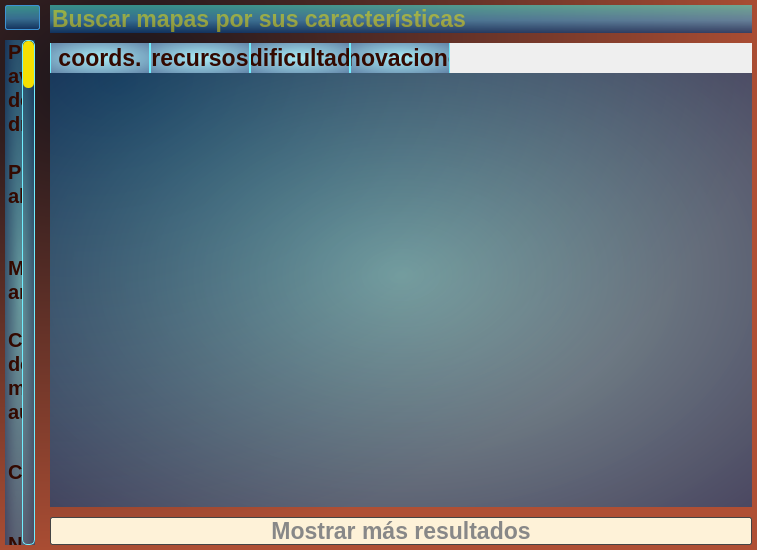
Bruno-Heit/Surviving-Mars-map-seeker, file ui/ui_mainwindow.ui: the form before one commit.
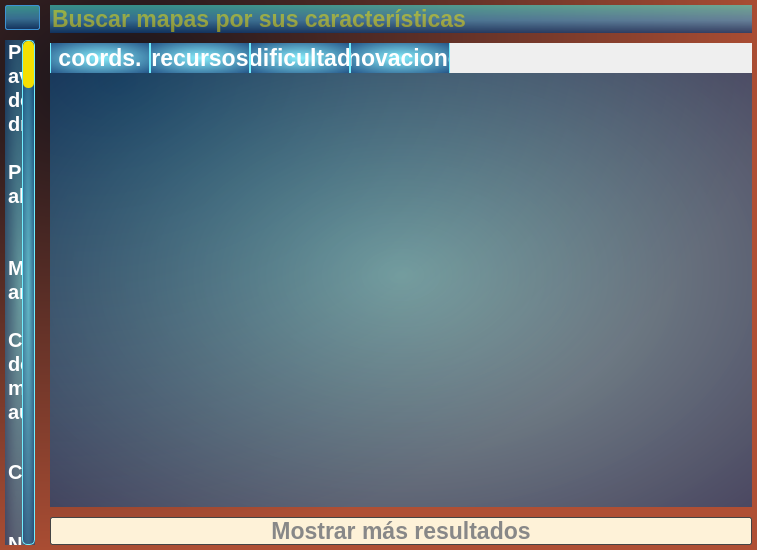
The form after the commit. Icons and pictures are not drawn.

```diff
--- a/ui/ui_mainwindow.ui
+++ b/ui/ui_mainwindow.ui
@@ -64,9 +64,14 @@
 QTableWidget,
 QListWidget,
 QHeaderView::section {
+	color: #fff;
+}
+QTableWidget,
+QListWidget {
 	background-color: qradialgradient(spread:pad, cx:0.5, cy:0.5, radius:0.749, fx:0.5, fy:0.5, stop:0 rgba(113, 238, 254, 140), stop:1 rgba(8, 58, 117, 160));
 }
 QHeaderView::section {
+	background-color: qradialgradient(spread:pad, cx:0.5, cy:0.5, radius:0.749, fx:0.5, fy:0.5, stop:0 rgba(113, 238, 254, 210), stop:1 rgba(8, 58, 117, 230));
 	border: none;
 	border-right: 1px solid;
 	border-left: 1px solid;
@@ -84,8 +89,9 @@
 
 
 /* scrollbars */
-QScrollBar {
-	background-color: transparent;
+QScrollBar:horizontal,
+QScrollBar:vertical {
+	background-color: qradialgradient(spread:pad, cx:0.5, cy:0.5, radius:0.749, fx:0.5, fy:0.5, stop:0 rgba(113, 238, 254, 140), stop:1 rgba(8, 58, 117, 160));;
 	border: 1px solid rgba(113, 238, 254, 1);
 	border-radius: 5px;
 }
@@ -602,13 +608,6 @@
        </item>
        <item>
         <widget class="QTableWidget" name="tw_mapdata">
-         <property name="styleSheet">
-          <string notr="true">#tw_mapdata::item:selected {
-	background-color: rgb(255, 211, 165);
-	border: 1px solid;
-	border-color: rgb(188, 96, 71);
-}</string>
-         </property>
          <property name="frameShape">
           <enum>QFrame::NoFrame</enum>
          </property>
```
Left out of the diff: 4 changed lines with no effect on the pictures.
